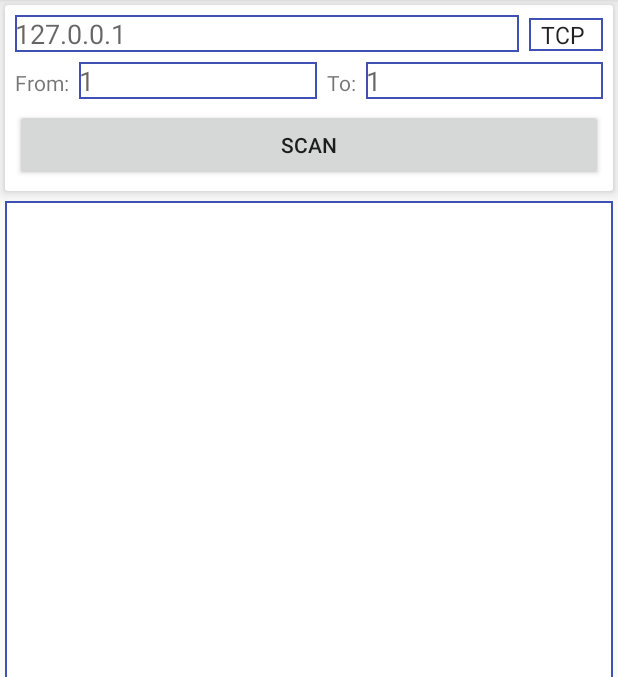
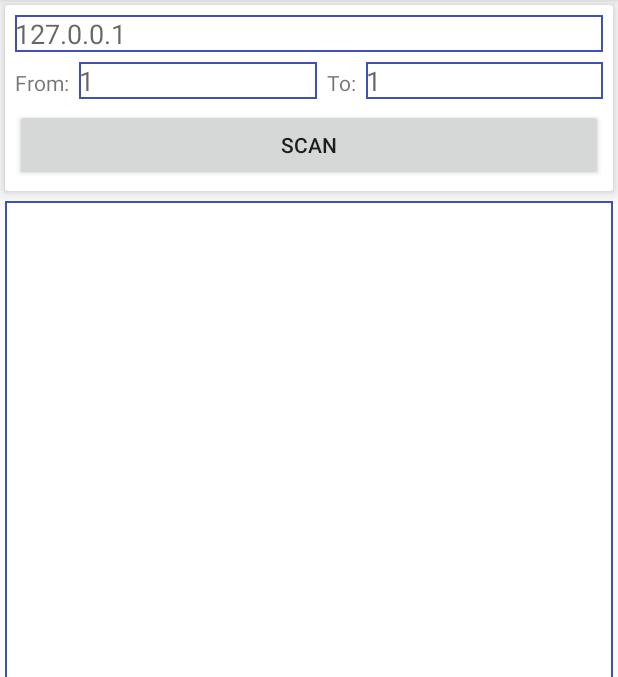
Before and after one commit to CodeDead/Advanced-PortChecker-android, an Android app: the screen it shows after launch (ScanActivity), on a phone screen of 412 x 824 dp, the part 84-761 px from its top. Run offline under Robolectric (Android 15) with nearby library versions, the phone set to English and light mode, and no system bars.

Commit message:
* Optimized code and design

```diff
--- a/app/src/main/res/layout/activity_scan.xml
+++ b/app/src/main/res/layout/activity_scan.xml
@@ -21,33 +21,16 @@
             android:layout_margin="3dp"
             android:orientation="vertical">
 
-            <LinearLayout
+            <EditText
+                android:id="@+id/EdtHost"
                 android:layout_width="match_parent"
-                android:layout_height="wrap_content"
-                android:orientation="horizontal">
-
-                <EditText
-                    android:id="@+id/EdtHost"
-                    android:layout_width="0dp"
-                    android:layout_height="wrap_content"
-                    android:layout_margin="3dp"
-                    android:layout_weight="1"
-                    android:background="@drawable/custom_edittext"
-                    android:hint="@string/string_localhost"
-                    android:maxLines="1"
-                    android:inputType="text" />
-
-                <Spinner
-                    android:id="@+id/SpnScanMethod"
-                    android:layout_width="wrap_content"
-                    android:layout_height="wrap_content"
-                    android:layout_margin="3dp"
-                    android:background="@drawable/custom_spinner"
-                    android:entries="@array/array_scanmethods">
-
-                </Spinner>
-
-            </LinearLayout>
+                android:layout_height="0dp"
+                android:layout_margin="3dp"
+                android:layout_weight="1"
+                android:background="@drawable/custom_edittext"
+                android:hint="@string/string_localhost"
+                android:inputType="text"
+                android:maxLines="1" />
 
             <LinearLayout
                 android:layout_width="match_parent"
--- a/app/src/main/res/values/strings.xml
+++ b/app/src/main/res/values/strings.xml
@@ -7,10 +7,4 @@
     <string name="string_port_to">To:</string>
     <string name="string_scan">Scan</string>
 
-    <string-array name="array_scanmethods">
-        <item>TCP</item>
-        <item>UDP</item>
-        <item>Both</item>
-    </string-array>
-
 </resources>
```
Also changed, not shown: app/src/main/AndroidManifest.xml (+5 -4 lines), app/src/main/java/com/codedead/advancedportchecker/domain/ScanController.java (+25 -21 lines), app/src/main/java/com/codedead/advancedportchecker/domain/ScanMethod.java (deleted, +0 -7 lines), app/src/main/java/com/codedead/advancedportchecker/domain/ScanProgress.java (+3 -5 lines), app/src/main/java/com/codedead/advancedportchecker/gui/ScanActivity.java (+38 -3 lines), app/src/main/java/com/codedead/advancedportchecker/net/NetController.java (deleted, +0 -36 lines), 2 other files.
